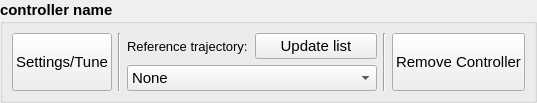
The window that modules/steeringwheelcontrol/dialog/sw_controller_tab.ui (tud-hri/joan) describes before a commit, drawn with Qt 5.
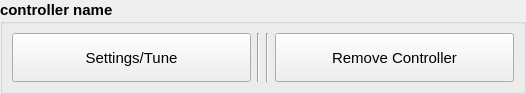
The same window after the commit.

Commit message: Settings load and save now work in steeringwheelcontrol Furthermore updated UIs and moved trajectory selection to settings

Diff of the .ui file:
```diff
--- a/modules/steeringwheelcontrol/dialog/sw_controller_tab.ui
+++ b/modules/steeringwheelcontrol/dialog/sw_controller_tab.ui
@@ -51,52 +51,6 @@
       <property name="bottomMargin">
        <number>9</number>
       </property>
-      <item row="0" column="0" rowspan="2">
-       <widget class="QPushButton" name="btn_settings_sw_controller">
-        <property name="sizePolicy">
-         <sizepolicy hsizetype="Minimum" vsizetype="Preferred">
-          <horstretch>0</horstretch>
-          <verstretch>0</verstretch>
-         </sizepolicy>
-        </property>
-        <property name="font">
-         <font>
-          <weight>50</weight>
-          <bold>false</bold>
-         </font>
-        </property>
-        <property name="text">
-         <string>Settings/Tune</string>
-        </property>
-       </widget>
-      </item>
-      <item row="1" column="5" colspan="2">
-       <widget class="QComboBox" name="cmbbox_hcr_selection">
-        <property name="sizePolicy">
-         <sizepolicy hsizetype="Preferred" vsizetype="Fixed">
-          <horstretch>0</horstretch>
-          <verstretch>0</verstretch>
-         </sizepolicy>
-        </property>
-        <property name="minimumSize">
-         <size>
-          <width>250</width>
-          <height>0</height>
-         </size>
-        </property>
-        <property name="font">
-         <font>
-          <weight>50</weight>
-          <bold>false</bold>
-         </font>
-        </property>
-        <item>
-         <property name="text">
-          <string>None</string>
-         </property>
-        </item>
-       </widget>
-      </item>
       <item row="0" column="4" rowspan="2">
        <widget class="Line" name="line_2">
         <property name="orientation">
@@ -104,47 +58,14 @@
         </property>
        </widget>
       </item>
-      <item row="0" column="5">
-       <widget class="QLabel" name="lblHcrtitle">
-        <property name="font">
-         <font>
-          <pointsize>10</pointsize>
-          <weight>50</weight>
-          <bold>false</bold>
-         </font>
-        </property>
-        <property name="text">
-         <string>Reference trajectory:</string>
-        </property>
-       </widget>
-      </item>
-      <item row="0" column="6">
-       <widget class="QPushButton" name="btn_update_hcr_list">
-        <property name="sizePolicy">
-         <sizepolicy hsizetype="Preferred" vsizetype="Preferred">
-          <horstretch>0</horstretch>
-          <verstretch>0</verstretch>
-         </sizepolicy>
-        </property>
-        <property name="font">
-         <font>
-          <weight>50</weight>
-          <bold>false</bold>
-         </font>
-        </property>
-        <property name="text">
-         <string>Update list</string>
-        </property>
-       </widget>
-      </item>
-      <item row="0" column="7" rowspan="2">
+      <item row="0" column="5" rowspan="2">
        <widget class="Line" name="line">
         <property name="orientation">
          <enum>Qt::Vertical</enum>
         </property>
        </widget>
       </item>
-      <item row="0" column="8" rowspan="2">
+      <item row="0" column="6" rowspan="2">
        <widget class="QPushButton" name="btn_remove_sw_controller">
         <property name="sizePolicy">
          <sizepolicy hsizetype="Minimum" vsizetype="Preferred">
@@ -163,6 +84,25 @@
         </property>
        </widget>
       </item>
+      <item row="0" column="0" rowspan="2">
+       <widget class="QPushButton" name="btn_settings_sw_controller">
+        <property name="sizePolicy">
+         <sizepolicy hsizetype="Minimum" vsizetype="Preferred">
+          <horstretch>0</horstretch>
+          <verstretch>0</verstretch>
+         </sizepolicy>
+        </property>
+        <property name="font">
+         <font>
+          <weight>50</weight>
+          <bold>false</bold>
+         </font>
+        </property>
+        <property name="text">
+         <string>Settings/Tune</string>
+        </property>
+       </widget>
+      </item>
      </layout>
     </widget>
    </item>
```
The commit also changes 9 other files.
